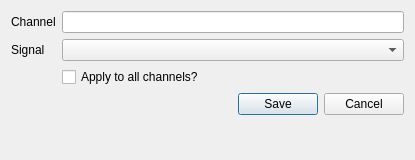
This is src/main/python/ui/edit_mapping.ui in 3ll3d00d/beqdesigner as Qt 5 draws it before an edit. The edited form follows.
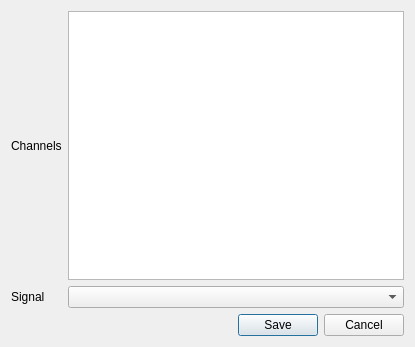
This is the edited form.

Commit message: automate mapping of signals to/from HTP1 filter channels

Diff of the .ui file:
```diff
--- a/src/main/python/ui/edit_mapping.ui
+++ b/src/main/python/ui/edit_mapping.ui
@@ -7,17 +7,24 @@
     <x>0</x>
     <y>0</y>
     <width>415</width>
-    <height>160</height>
+    <height>347</height>
    </rect>
   </property>
   <property name="windowTitle">
    <string>Edit Mapping</string>
   </property>
-  <layout class="QFormLayout" name="formLayout">
+  <layout class="QGridLayout" name="gridLayout">
    <item row="0" column="0">
-    <widget class="QLabel" name="channelIdxLabel">
+    <widget class="QLabel" name="channelLabel">
      <property name="text">
-      <string>Channel</string>
+      <string>Channels</string>
+     </property>
+    </widget>
+   </item>
+   <item row="0" column="1">
+    <widget class="QListWidget" name="channels">
+     <property name="selectionMode">
+      <enum>QAbstractItemView::MultiSelection</enum>
      </property>
     </widget>
    </item>
@@ -28,24 +35,10 @@
      </property>
     </widget>
    </item>
-   <item row="0" column="1">
-    <widget class="QLineEdit" name="channelIdx">
-     <property name="readOnly">
-      <bool>true</bool>
-     </property>
-    </widget>
-   </item>
    <item row="1" column="1">
     <widget class="QComboBox" name="signal"/>
    </item>
    <item row="2" column="1">
-    <widget class="QCheckBox" name="applyToAll">
-     <property name="text">
-      <string>Apply to all channels?</string>
-     </property>
-    </widget>
-   </item>
-   <item row="3" column="1">
     <widget class="QDialogButtonBox" name="buttonBox">
      <property name="standardButtons">
       <set>QDialogButtonBox::Cancel|QDialogButtonBox::Save</set>
```
Left out of the diff: 10 changed lines with no effect on the pictures. The commit also changes 6 other files.
